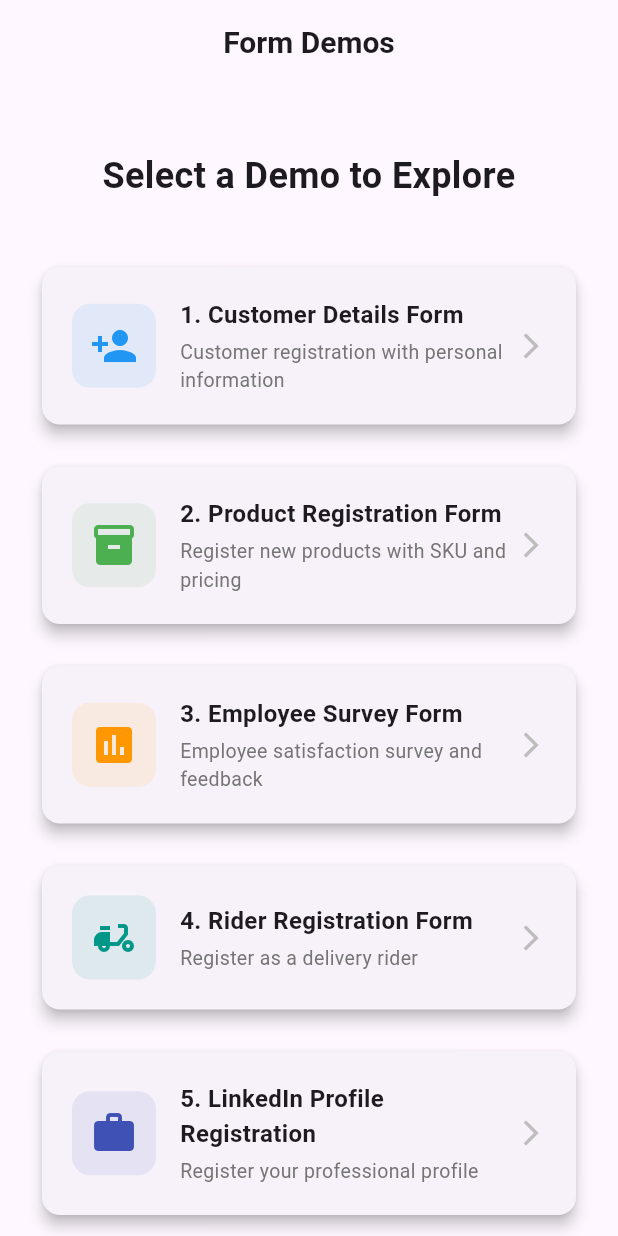
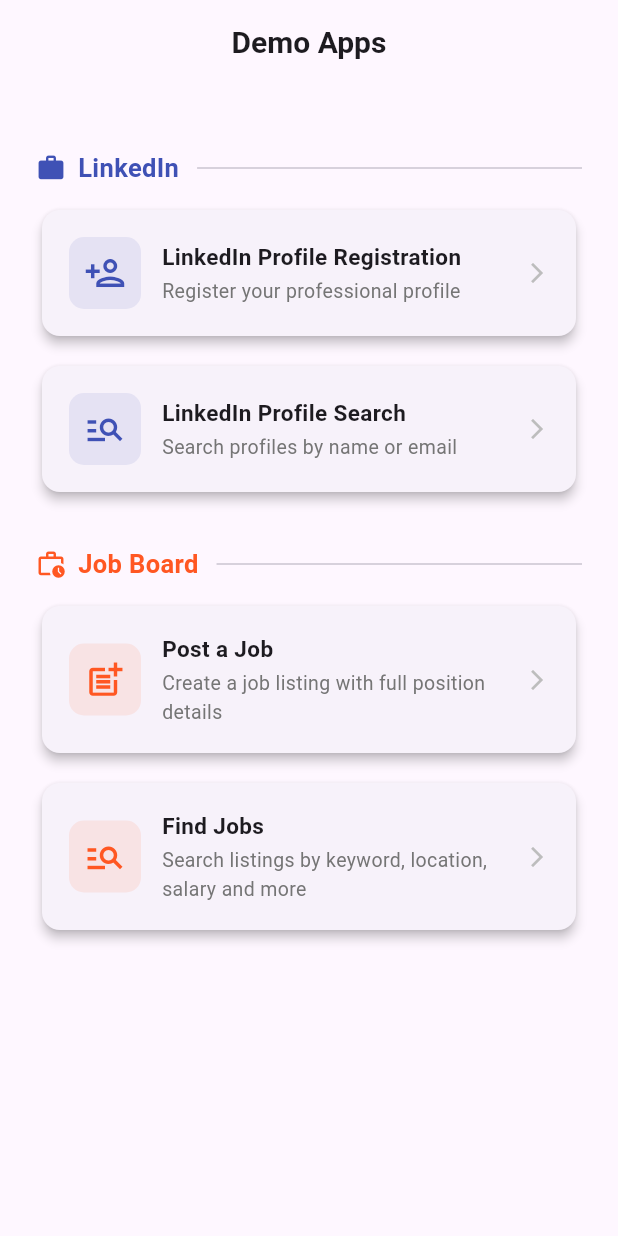
Before and after one commit to titic443/master_project_v2, a Flutter app: the screen it shows after launch, on a phone screen of 412 x 824 dp. Run offline on Flutter 3.47's test engine with Material 3 defaults, Android fonts, the phone set to English and light mode, and no system bars; our stand-ins replace bloc, equatable, flutter_bloc; project files that could hold a hidden picture were left out.

Commit message:
refactor: simplify main.dart to show only LinkedIn and Job Board apps
Remove Customer, Product, Employee, Rider forms and all Widget demos.
Group remaining 4 pages under branded section headers (LinkedIn / Job Board).

Co-Authored-By: Claude Sonnet 4.6 <noreply@anthropic.com>

```diff
--- a/lib/main.dart
+++ b/lib/main.dart
@@ -1,27 +1,14 @@
 import 'package:flutter/material.dart';
 import 'package:flutter_bloc/flutter_bloc.dart';
 
-import 'cubit/customer_cubit.dart';
-import 'cubit/product_cubit.dart';
-import 'cubit/employee_cubit.dart';
-import 'cubit/rider_cubit.dart';
 import 'cubit/linkedin_cubit.dart';
 import 'cubit/linkedin_search_cubit.dart';
 import 'cubit/job_post_cubit.dart';
 import 'cubit/job_search_cubit.dart';
-import 'demos/customer_details_page.dart';
-import 'demos/product_registration_page.dart';
-import 'demos/employee_survey_page.dart';
-import 'demos/rider_registration_page.dart';
 import 'demos/linkedin_profile_page.dart';
 import 'demos/linkedin_search_page.dart';
 import 'demos/job_post_page.dart';
 import 'demos/job_search_page.dart';
-import 'widgets/switch_demo_page.dart';
-import 'widgets/slider_demo_page.dart';
-import 'widgets/segmented_button_demo_page.dart';
-import 'widgets/chip_demo_page.dart';
-import 'widgets/date_picker_demo_page.dart';
 
 void main() => runApp(const DemoApp());
 
@@ -31,7 +18,7 @@ class DemoApp extends StatelessWidget {
   @override
   Widget build(BuildContext context) {
     return MaterialApp(
-      title: 'Form Demos',
+      title: 'Demo Apps',
       theme: ThemeData(
         primarySwatch: Colors.blue,
         useMaterial3: true,
@@ -49,7 +36,7 @@ class HomePage extends StatelessWidget {
     return Scaffold(
       appBar: AppBar(
         title: const Text(
-          'Form Demos',
+          'Demo Apps',
           style: TextStyle(fontSize: 20, fontWeight: FontWeight.bold),
         ),
         centerTitle: true,
@@ -58,86 +45,24 @@ class HomePage extends StatelessWidget {
         child: Padding(
           padding: const EdgeInsets.all(24.0),
           child: Column(
-            mainAxisAlignment: MainAxisAlignment.start,
             crossAxisAlignment: CrossAxisAlignment.stretch,
             children: [
               const SizedBox(height: 20),
-              const Text(
-                'Select a Demo to Explore',
-                textAlign: TextAlign.center,
-                style: TextStyle(
-                  fontSize: 24,
-                  fontWeight: FontWeight.bold,
-                ),
-              ),
-              const SizedBox(height: 40),
-              _buildFormCard(
-                context,
-                title: '1. Customer Details Form',
-                description: 'Customer registration with personal information',
-                icon: Icons.person_add,
-                color: Colors.blue,
-                onTap: () => _navigateToPage(
-                  context,
-                  BlocProvider(
-                    create: (_) => CustomerCubit(),
-                    child: const CustomerDetailsPage(),
-                  ),
-                ),
-              ),
-              const SizedBox(height: 20),
-              _buildFormCard(
-                context,
-                title: '2. Product Registration Form',
-                description: 'Register new products with SKU and pricing',
-                icon: Icons.inventory_2,
-                color: Colors.green,
-                onTap: () => _navigateToPage(
-                  context,
-                  BlocProvider(
-                    create: (_) => ProductCubit(),
-                    child: const ProductRegistrationPage(),
-                  ),
-                ),
-              ),
-              const SizedBox(height: 20),
-              _buildFormCard(
-                context,
-                title: '3. Employee Survey Form',
-                description: 'Employee satisfaction survey and feedback',
-                icon: Icons.poll,
-                color: Colors.orange,
-                onTap: () => _navigateToPage(
-                  context,
-                  BlocProvider(
-                    create: (_) => EmployeeCubit(),
-                    child: const EmployeeSurveyPage(),
-                  ),
-                ),
-              ),
-              const SizedBox(height: 20),
-              _buildFormCard(
-                context,
-                title: '4. Rider Registration Form',
-                description: 'Register as a delivery rider',
-                icon: Icons.delivery_dining,
-                color: Colors.teal,
-                onTap: () => _navigateToPage(
-                  context,
-                  BlocProvider(
-                    create: (_) => RiderCubit(),
-                    child: const RiderRegistrationPage(),
-                  ),
-                ),
-              ),
-              const SizedBox(height: 20),
-              _buildFormCard(
-                context,
-                title: '5. LinkedIn Profile Registration',
-                description: 'Register your professional profile',
+
+              // ── LinkedIn ────────────────────────────────────────────────
+              _AppGroupHeader(
+                title: 'LinkedIn',
                 icon: Icons.work,
                 color: Colors.indigo,
-                onTap: () => _navigateToPage(
+              ),
+              const SizedBox(height: 12),
+              _buildCard(
+                context,
+                title: 'LinkedIn Profile Registration',
+                description: 'Register your professional profile',
+                icon: Icons.person_add_outlined,
+                color: Colors.indigo,
+                onTap: () => _go(
                   context,
                   BlocProvider(
                     create: (_) => LinkedinCubit(),
@@ -145,14 +70,14 @@ class HomePage extends StatelessWidget {
                   ),
                 ),
               ),
-              const SizedBox(height: 20),
-              _buildFormCard(
+              const SizedBox(height: 12),
+              _buildCard(
                 context,
-                title: '6. LinkedIn Profile Search',
-                description: 'Search existing profiles by name or email',
+                title: 'LinkedIn Profile Search',
+                description: 'Search profiles by name or email',
                 icon: Icons.manage_search,
-                color: Colors.deepPurple,
-                onTap: () => _navigateToPage(
+                color: Colors.indigo,
+                onTap: () => _go(
                   context,
                   BlocProvider(
                     create: (_) => LinkedinSearchCubit(),
@@ -160,14 +85,23 @@ class HomePage extends StatelessWidget {
                   ),
                 ),
               ),
-              const SizedBox(height: 20),
-              _buildFormCard(
+
+              const SizedBox(height: 32),
+
+              // ── Job Board ───────────────────────────────────────────────
+              _AppGroupHeader(
+                title: 'Job Board',
+                icon: Icons.work_history_outlined,
+                color: Colors.deepOrange,
+              ),
+              const SizedBox(height: 12),
+              _buildCard(
                 context,
-                title: '7. Post a Job',
+                title: 'Post a Job',
                 description: 'Create a job listing with full position details',
                 icon: Icons.post_add,
                 color: Colors.deepOrange,
-                onTap: () => _navigateToPage(
+                onTap: () => _go(
                   context,
                   BlocProvider(
                     create: (_) => JobPostCubit(),
@@ -175,15 +109,15 @@ class HomePage extends StatelessWidget {
                   ),
                 ),
               ),
-              const SizedBox(height: 20),
-              _buildFormCard(
+              const SizedBox(height: 12),
+              _buildCard(
                 context,
-                title: '8. Find Jobs',
+                title: 'Find Jobs',
                 description:
-                    'Search job listings by keyword, location, salary and more',
+                    'Search listings by keyword, location, salary and more',
                 icon: Icons.manage_search,
-                color: Colors.orange,
-                onTap: () => _navigateToPage(
+                color: Colors.deepOrange,
+                onTap: () => _go(
                   context,
                   BlocProvider(
                     create: (_) => JobSearchCubit(),
@@ -191,63 +125,8 @@ class HomePage extends StatelessWidget {
                   ),
                 ),
               ),
-              const SizedBox(height: 40),
-              const Divider(thickness: 2),
-              const SizedBox(height: 20),
-              const Text(
-                'Widget Demos',
-                textAlign: TextAlign.center,
-                style: TextStyle(
-                  fontSize: 20,
-                  fontWeight: FontWeight.bold,
-                  color: Colors.grey,
-                ),
-              ),
-              const SizedBox(height: 20),
-              _buildFormCard(
-                context,
-                title: 'Switch Demo',
-                description: 'Toggle switches for settings (on/off)',
-                icon: Icons.toggle_on,
-                color: Colors.teal,
-                onTap: () => _navigateToPage(context, const SwitchDemoPage()),
-              ),
-              const SizedBox(height: 12),
-              _buildFormCard(
-                context,
-                title: 'Slider Demo',
-                description: 'Adjustable sliders for numeric values',
-                icon: Icons.tune,
-                color: Colors.deepPurple,
-                onTap: () => _navigateToPage(context, const SliderDemoPage()),
-              ),
-              const SizedBox(height: 12),
-              _buildFormCard(
-                context,
-                title: 'SegmentedButton Demo',
-                description: 'Material 3 segmented button selections',
-                icon: Icons.view_agenda,
-                color: Colors.indigo,
-                onTap: () => _navigateToPage(context, const SegmentedButtonDemoPage()),
-              ),
-              const SizedBox(height: 12),
-              _buildFormCard(
-                context,
-                title: 'Chip Demo',
-                description: 'Choice, Filter, and Input chips',
-                icon: Icons.label,
-                color: Colors.pink,
-                onTap: () => _navigateToPage(context, const ChipDemoPage()),
-              ),
-              const SizedBox(height: 12),
-              _buildFormCard(
-                context,
-                title: 'DatePicker Demo',
-                description: 'Date and time picker dialogs',
-                icon: Icons.calendar_today,
-                color: Colors.red,
-                onTap: () => _navigateToPage(context, const DatePickerDemoPage()),
-              ),
+
+              const SizedBox(height: 32),
             ],
           ),
         ),
@@ -255,7 +134,7 @@ class HomePage extends StatelessWidget {
     );
   }
 
-  Widget _buildFormCard(
+  Widget _buildCard(
     BuildContext context, {
     required String title,
     required String description,
@@ -264,27 +143,24 @@ class HomePage extends StatelessWidget {
     required VoidCallback onTap,
   }) {
     return Card(
-      elevation: 4,
+      elevation: 3,
+      shape: RoundedRectangleBorder(borderRadius: BorderRadius.circular(12)),
       child: InkWell(
         onTap: onTap,
         borderRadius: BorderRadius.circular(12),
         child: Padding(
-          padding: const EdgeInsets.all(20.0),
+          padding: const EdgeInsets.all(18.0),
           child: Row(
             children: [
               Container(
-                padding: const EdgeInsets.all(12),
+                padding: const EdgeInsets.all(10),
                 decoration: BoxDecoration(
-                  color: color.withOpacity(0.1),
-                  borderRadius: BorderRadius.circular(12),
+                  color: color.withValues(alpha: 0.1),
+                  borderRadius: BorderRadius.circular(10),
                 ),
-                child: Icon(
-                  icon,
-                  size: 32,
-                  color: color,
-                ),
+                child: Icon(icon, size: 28, color: color),
               ),
-              const SizedBox(width: 16),
+              const SizedBox(width: 14),
               Expanded(
                 child: Column(
                   crossAxisAlignment: CrossAxisAlignment.start,
@@ -292,26 +168,19 @@ class HomePage extends StatelessWidget {
                     Text(
                       title,
                       style: const TextStyle(
-                        fontSize: 16,
+                        fontSize: 15,
                         fontWeight: FontWeight.bold,
                       ),
                     ),
-                    const SizedBox(height: 4),
+                    const SizedBox(height: 3),
                     Text(
                       description,
-                      style: TextStyle(
-                        fontSize: 13,
-                        color: Colors.grey[600],
-                      ),
+                      style: TextStyle(fontSize: 13, color: Colors.grey[600]),
                     ),
                   ],
                 ),
               ),
-              Icon(
-                Icons.arrow_forward_ios,
-                size: 20,
-                color: Colors.grey[400],
-              ),
+              Icon(Icons.arrow_forward_ios, size: 16, color: Colors.grey[400]),
             ],
           ),
         ),
@@ -319,10 +188,39 @@ class HomePage extends StatelessWidget {
     );
   }
 
-  void _navigateToPage(BuildContext context, Widget page) {
-    Navigator.push(
-      context,
-      MaterialPageRoute(builder: (_) => page),
+  void _go(BuildContext context, Widget page) {
+    Navigator.push(context, MaterialPageRoute(builder: (_) => page));
+  }
+}
+
+class _AppGroupHeader extends StatelessWidget {
+  final String title;
+  final IconData icon;
+  final Color color;
+
+  const _AppGroupHeader({
+    required this.title,
+    required this.icon,
+    required this.color,
+  });
+
+  @override
+  Widget build(BuildContext context) {
+    return Row(
+      children: [
+        Icon(icon, size: 20, color: color),
+        const SizedBox(width: 8),
+        Text(
+          title,
+          style: TextStyle(
+            fontSize: 17,
+            fontWeight: FontWeight.bold,
+            color: color,
+          ),
+        ),
+        const SizedBox(width: 12),
+        const Expanded(child: Divider()),
+      ],
     );
   }
 }
```
